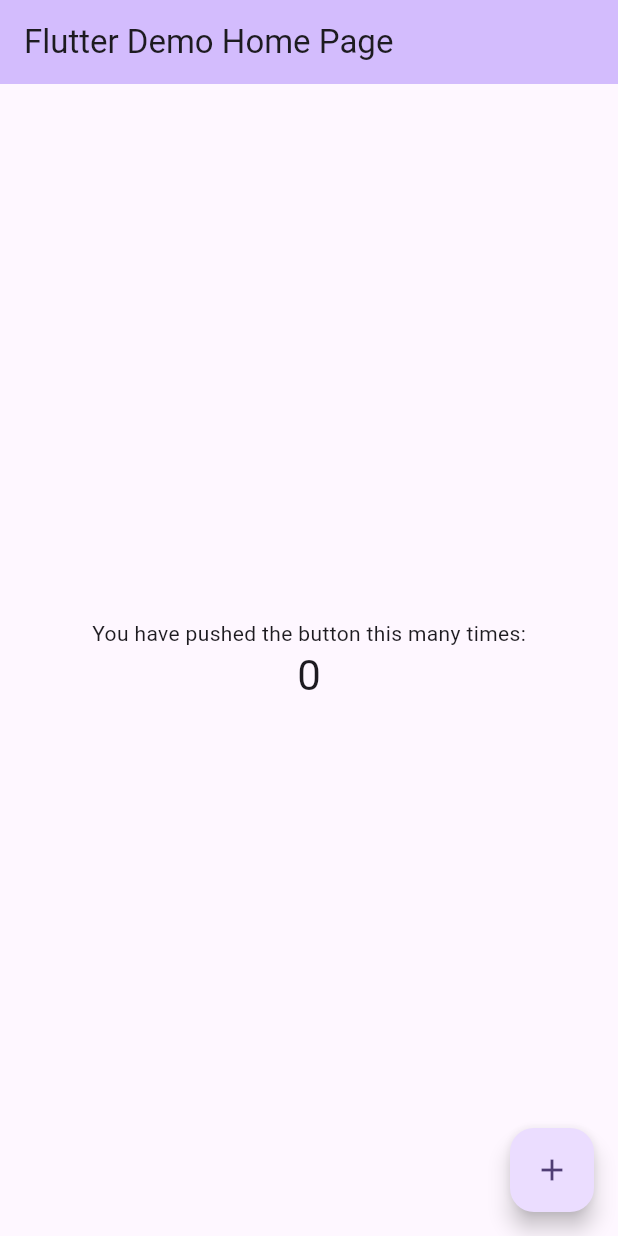
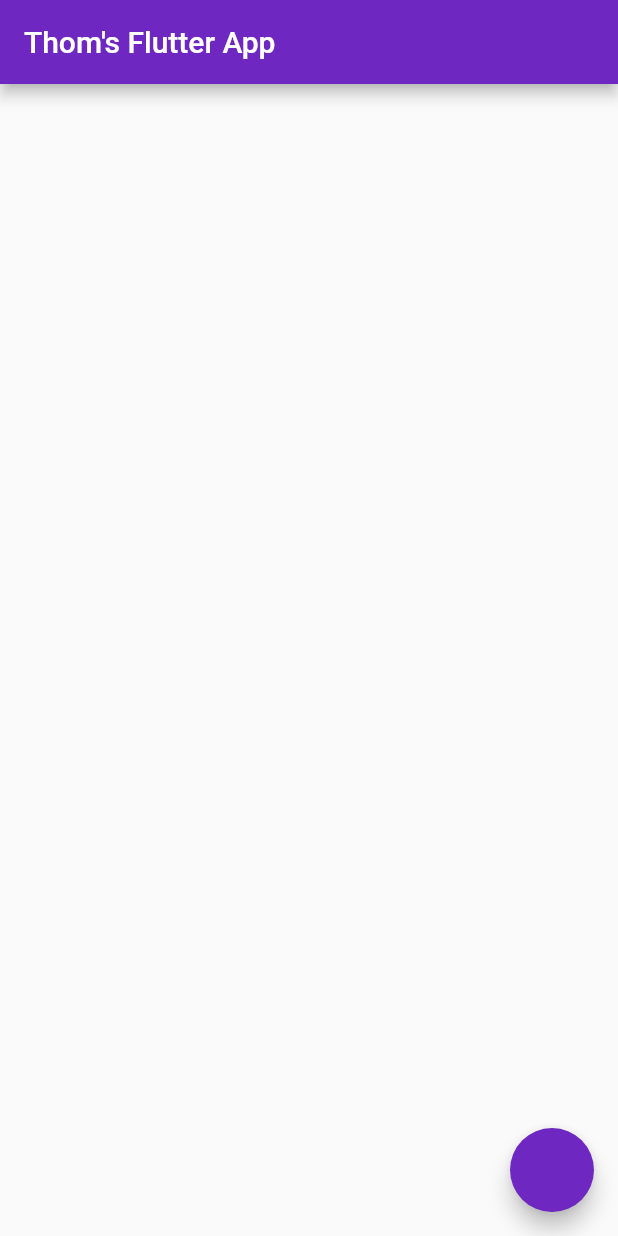
Before and after one commit to ThomPoppins/Flutter-Navigation-App, a Flutter app: the screen it shows after launch, on a phone screen of 412 x 824 dp. Run offline on Flutter 3.47's test engine with Material 2 defaults, Android fonts, the phone set to English and light mode, and no system bars.

Commit message:
Set theme and add an AppBar and FloatingActionButton to MyApp

```diff
--- a/lib/main.dart
+++ b/lib/main.dart
@@ -7,119 +7,58 @@ void main() {
 class MyApp extends StatelessWidget {
   const MyApp({super.key});
 
-  // This widget is the root of your application.
   @override
   Widget build(BuildContext context) {
     return MaterialApp(
-      title: 'Flutter Demo',
+      // Remove the debug banner
+      debugShowCheckedModeBanner: false,
+      // Set the theme colors
       theme: ThemeData(
-        // This is the theme of your application.
-        //
-        // TRY THIS: Try running your application with "flutter run". You'll see
-        // the application has a blue toolbar. Then, without quitting the app,
-        // try changing the seedColor in the colorScheme below to Colors.green
-        // and then invoke "hot reload" (save your changes or press the "hot
-        // reload" button in a Flutter-supported IDE, or press "r" if you used
-        // the command line to start the app).
-        //
-        // Notice that the counter didn't reset back to zero; the application
-        // state is not lost during the reload. To reset the state, use hot
-        // restart instead.
-        //
-        // This works for code too, not just values: Most code changes can be
-        // tested with just a hot reload.
-        colorScheme: ColorScheme.fromSeed(seedColor: Colors.deepPurple),
-        useMaterial3: true,
+        primarySwatch: const MaterialColor(0xFF6E27C0, {
+          50: Color(0xFFEDE7F6),
+          100: Color(0xFFD1C4E9),
+          200: Color(0xFFB39DDB),
+          300: Color(0xFF9575CD),
+          400: Color(0xFF7E57C2),
+          500: Color(0xFF6E27C0),
+          600: Color(0xFF5E35B1),
+          700: Color(0xFF512DA8),
+          800: Color(0xFF4527A0),
+          900: Color(0xFF311B92),
+        }),
       ),
-      home: const MyHomePage(title: 'Flutter Demo Home Page'),
+      // Set the home page
+      home: const RootPage(),
     );
   }
 }
 
-class MyHomePage extends StatefulWidget {
-  const MyHomePage({super.key, required this.title});
+// Root application page
+class RootPage extends StatefulWidget {
+  // Constructor
+  const RootPage({super.key});
 
-  // This widget is the home page of your application. It is stateful, meaning
-  // that it has a State object (defined below) that contains fields that affect
-  // how it looks.
-
-  // This class is the configuration for the state. It holds the values (in this
-  // case the title) provided by the parent (in this case the App widget) and
-  // used by the build method of the State. Fields in a Widget subclass are
-  // always marked "final".
-
-  final String title;
-
+  // Create the state
   @override
-  State<MyHomePage> createState() => _MyHomePageState();
+  State<RootPage> createState() => _RootPageState();
 }
 
-class _MyHomePageState extends State<MyHomePage> {
-  int _counter = 0;
-
-  void _incrementCounter() {
-    setState(() {
-      // This call to setState tells the Flutter framework that something has
-      // changed in this State, which causes it to rerun the build method below
-      // so that the display can reflect the updated values. If we changed
-      // _counter without calling setState(), then the build method would not be
-      // called again, and so nothing would appear to happen.
-      _counter++;
-    });
-  }
-
+// Root application page state
+class _RootPageState extends State<RootPage> {
+  // Build method for the state
   @override
   Widget build(BuildContext context) {
-    // This method is rerun every time setState is called, for instance as done
-    // by the _incrementCounter method above.
-    //
-    // The Flutter framework has been optimized to make rerunning build methods
-    // fast, so that you can just rebuild anything that needs updating rather
-    // than having to individually change instances of widgets.
+    // Scaffold widget
     return Scaffold(
+      // AppBar widget
       appBar: AppBar(
-        // TRY THIS: Try changing the color here to a specific color (to
-        // Colors.amber, perhaps?) and trigger a hot reload to see the AppBar
-        // change color while the other colors stay the same.
-        backgroundColor: Theme.of(context).colorScheme.inversePrimary,
-        // Here we take the value from the MyHomePage object that was created by
-        // the App.build method, and use it to set our appbar title.
-        title: Text(widget.title),
+        // AppBar title
+        title: const Text("Thom's Flutter App"),
       ),
-      body: Center(
-        // Center is a layout widget. It takes a single child and positions it
-        // in the middle of the parent.
-        child: Column(
-          // Column is also a layout widget. It takes a list of children and
-          // arranges them vertically. By default, it sizes itself to fit its
-          // children horizontally, and tries to be as tall as its parent.
-          //
-          // Column has various properties to control how it sizes itself and
-          // how it positions its children. Here we use mainAxisAlignment to
-          // center the children vertically; the main axis here is the vertical
-          // axis because Columns are vertical (the cross axis would be
-          // horizontal).
-          //
-          // TRY THIS: Invoke "debug painting" (choose the "Toggle Debug Paint"
-          // action in the IDE, or press "p" in the console), to see the
-          // wireframe for each widget.
-          mainAxisAlignment: MainAxisAlignment.center,
-          children: <Widget>[
-            const Text(
-              'You have pushed the button this many times:',
-            ),
-            Text(
-              '$_counter',
-              style: Theme.of(context).textTheme.headlineMedium,
-            ),
-          ],
-        ),
+      // Add button floating on the body
+      floatingActionButton: FloatingActionButton(
+        onPressed: () {},
       ),
-      floatingActionButton: FloatingActionButton(
-        onPressed: _incrementCounter,
-        tooltip: 'Increment',
-        child: const Icon(Icons.add),
-      ), // This trailing comma makes auto-formatting nicer for build methods.
     );
   }
 }
```
